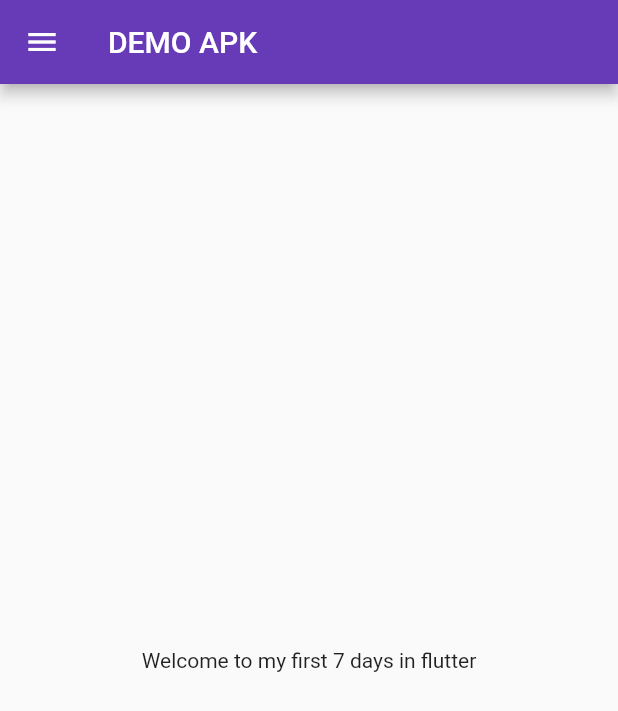
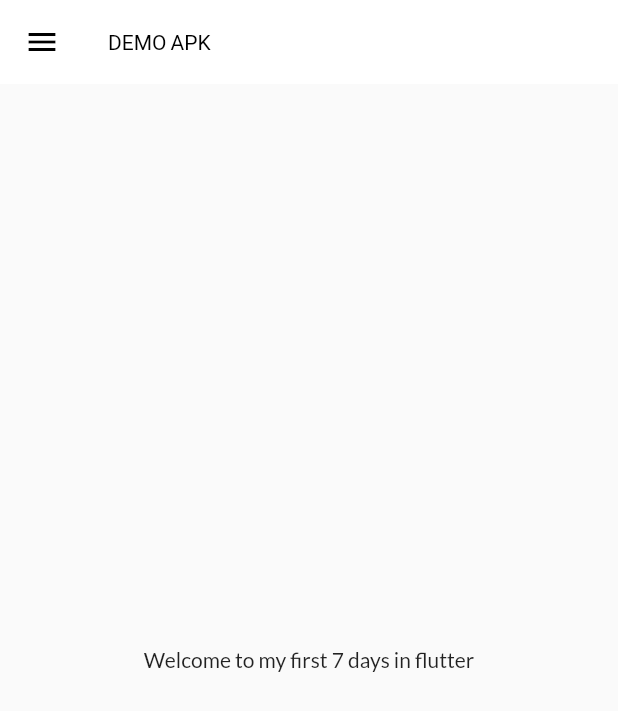
Before and after one commit to harshkum99/flutter_application_1, a Flutter app: the screen it shows after launch, on a phone screen of 412 x 824 dp. Shown: the top 711 px of the screen. Run offline on Flutter 3.47's test engine with Material 2 defaults, Android fonts, the phone set to English and light mode, and no system bars; our stand-ins replace google_fonts.

Commit message:
day 10 completed

```diff
--- a/lib/main.dart
+++ b/lib/main.dart
@@ -2,6 +2,7 @@
 
 import 'package:flutter/material.dart';
 import 'package:flutter_application_1/pages/home_page.dart';
+import 'package:flutter_application_1/themes.dart';
 import 'package:flutter_application_1/utilities/routes.dart';
 import 'package:google_fonts/google_fonts.dart';
 
@@ -19,13 +20,8 @@ class MyApp extends StatelessWidget {
     return MaterialApp(
       // ignore: prefer_const_constructors
       themeMode: ThemeMode.light,
-      theme: ThemeData(
-        primarySwatch: Colors.deepPurple,
-        //fontFamily: GoogleFonts.lato().fontFamily,
-      ),
-      darkTheme: ThemeData(
-        brightness: Brightness.dark,
-      ),
+      theme: MyThemes.lightTheme(context),
+      darkTheme: MyThemes.darkTheme(context),
       debugShowCheckedModeBanner: false,
       initialRoute: MyRoutes.homeRoute,
       routes: {
--- /dev/null
+++ b/lib/themes.dart
@@ -0,0 +1,22 @@
+// ignore_for_file: prefer_const_constructors
+
+import 'package:flutter/material.dart';
+import 'package:google_fonts/google_fonts.dart';
+
+class MyThemes {
+  static ThemeData lightTheme(BuildContext context) => ThemeData(
+      primarySwatch: Colors.deepPurple,
+      fontFamily: GoogleFonts.lato().fontFamily,
+      appBarTheme: AppBarTheme(
+        color: Colors.white,
+        elevation: 0.0,
+        iconTheme: IconThemeData(color: Colors.black),
+        //toolbarTextStyle: TextStyle(color: Colors.black),
+        titleTextStyle: TextStyle(
+          color: Colors.black,
+        ),
+      ));
+
+  static ThemeData darkTheme(BuildContext context) =>
+      ThemeData(brightness: Brightness.dark);
+}
--- a/lib/widgets/drawer.dart
+++ b/lib/widgets/drawer.dart
@@ -8,7 +8,7 @@ class MyDrawer extends StatelessWidget {
   Widget build(BuildContext context) {
     // ignore: prefer_const_declarations
     final imageURL =
-        "https://www.google.com/imgres?imgurl=https%3A%2F%2Fstatic.vecteezy.com%2Fsystem%2Fresources%2Fpreviews%2F000%2F439%2F863%2Foriginal%2Fvector-users-icon.jpg&imgrefurl=https%3A%2F%2Fwww.vecteezy.com%2Ffree-vector%2Fuser-avatar&tbnid=1CA8jr9jkE7GgM&vet=12ahUKEwi41arsps78AhXDSXwKHe4nBGAQMygAegUIARDiAQ..i&docid=GX3OEghUv3ZhTM&w=5120&h=5120&q=user%20avatar&ved=2ahUKEwi41arsps78AhXDSXwKHe4nBGAQMygAegUIARDiAQ";
+        "https://static.vecteezy.com/system/resources/thumbnails/005/544/770/small/profile-icon-design-free-vector.jpg";
     return Drawer(
       child: Container(
         color: Colors.amber,
@@ -25,8 +25,8 @@ class MyDrawer extends StatelessWidget {
                 decoration:
                     // ignore: prefer_const_constructors
                     BoxDecoration(color: Colors.black),
-                // ignore: prefer_const_constructors
-                accountName: Text("Harsh Kumar"),
+
+                accountName: const Text("Harsh Kumar"),
                 // ignore: prefer_const_constructors
                 accountEmail: Text("harshkum1899@gmail.com"),
                 currentAccountPicture: CircleAvatar(
```
Also changed, not shown: lib/models/catalogue.dart (added, +27 -0 lines).
